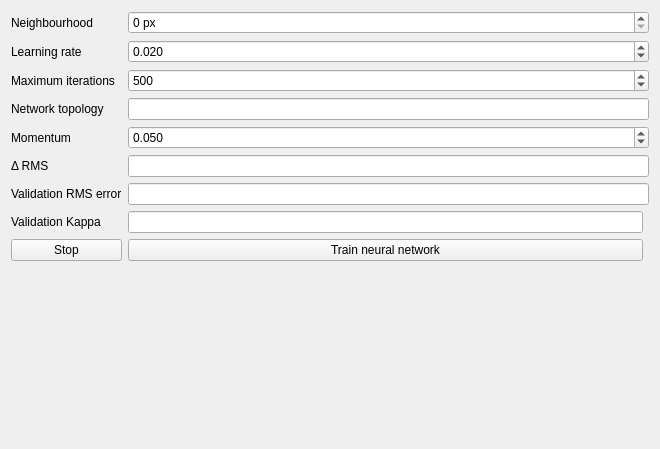
Above: ui/neuralnetworkwidgetbase.ui from nextgis/qgis_molusce before the change. Below: the same form after it.
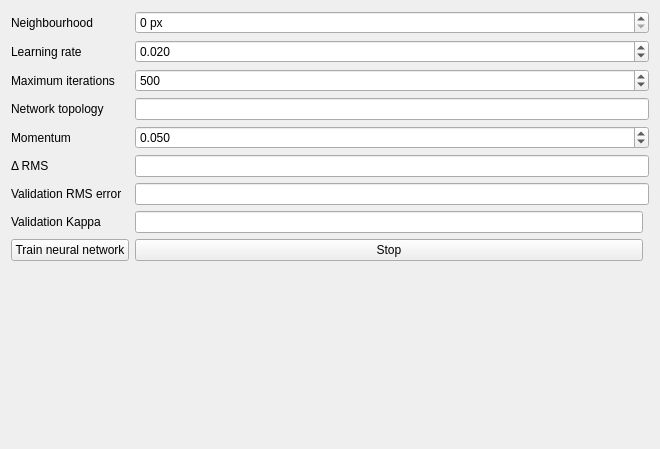
That is the form after the change.

What changed in the file:
```diff
--- a/ui/neuralnetworkwidgetbase.ui
+++ b/ui/neuralnetworkwidgetbase.ui
@@ -176,14 +176,14 @@
        </property>
       </widget>
      </item>
-     <item row="8" column="0">
+     <item row="10" column="1">
       <widget class="QPushButton" name="btnStop">
        <property name="text">
         <string>Stop</string>
        </property>
       </widget>
      </item>
-     <item row="8" column="1">
+     <item row="10" column="0">
       <widget class="QPushButton" name="btnTrainNetwork">
        <property name="text">
         <string>Train neural network</string>
```
